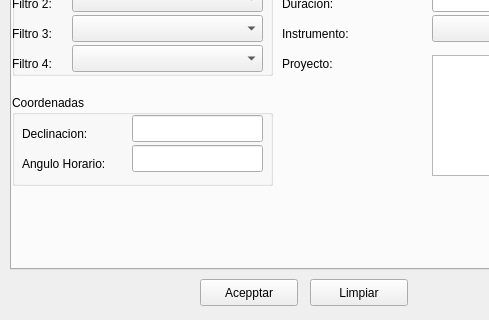
This is gui/paneladministrativo.ui in joselp/observe-qt as Qt 5 draws it before an edit; both pictures show x 0 to 489 and y 101 to 421 of the 633 by 421 pixel window. The edited form follows.
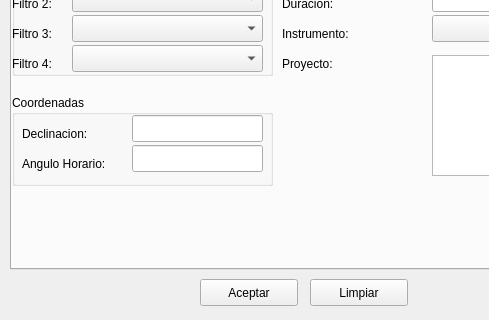
This is the edited form.

Commit message: Ya se cargarn las pruebas en la interfaz de estudiantes. Ya se cargan las opciones para estudiantes y admin por separado. Se integro la prueba cargada con las opciones del observe.

Patch:
```diff
--- a/gui/paneladministrativo.ui
+++ b/gui/paneladministrativo.ui
@@ -518,7 +518,7 @@
     </rect>
    </property>
    <property name="text">
-    <string>Acepptar</string>
+    <string>Aceptar</string>
    </property>
   </widget>
   <widget class="QPushButton" name="pushButtonLimpiar">
```
The commit also changes 1 other file.
